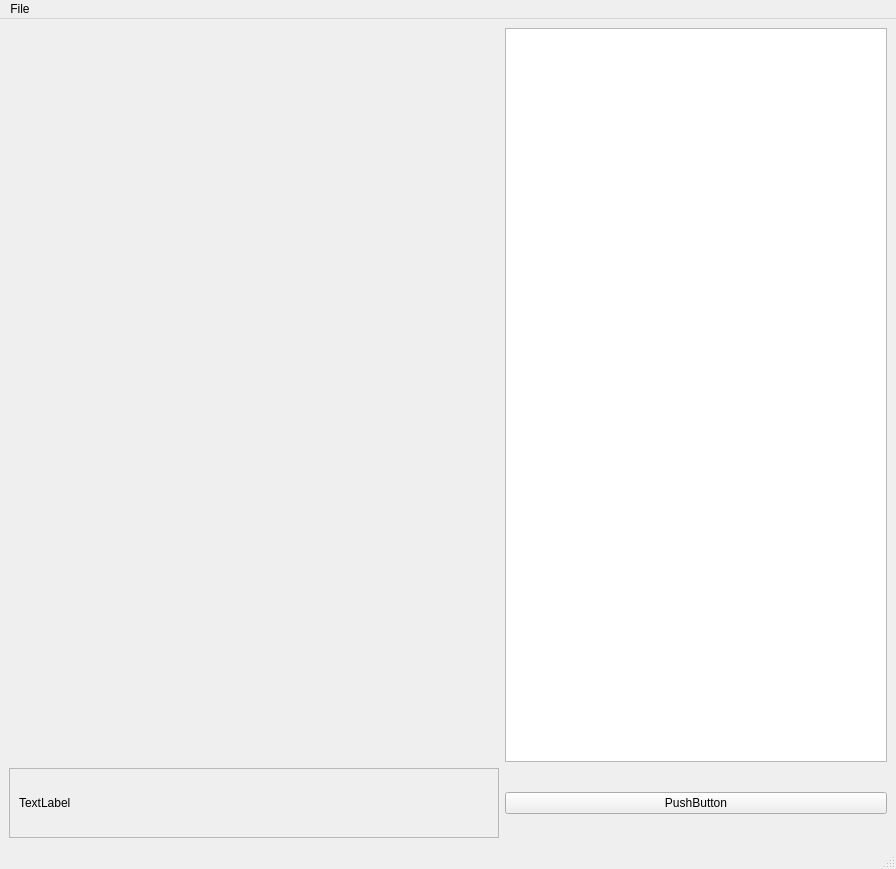
Qt form src/forms/mainwindow.ui (SerfeyZhirnov/PhotoLab) before a commit.
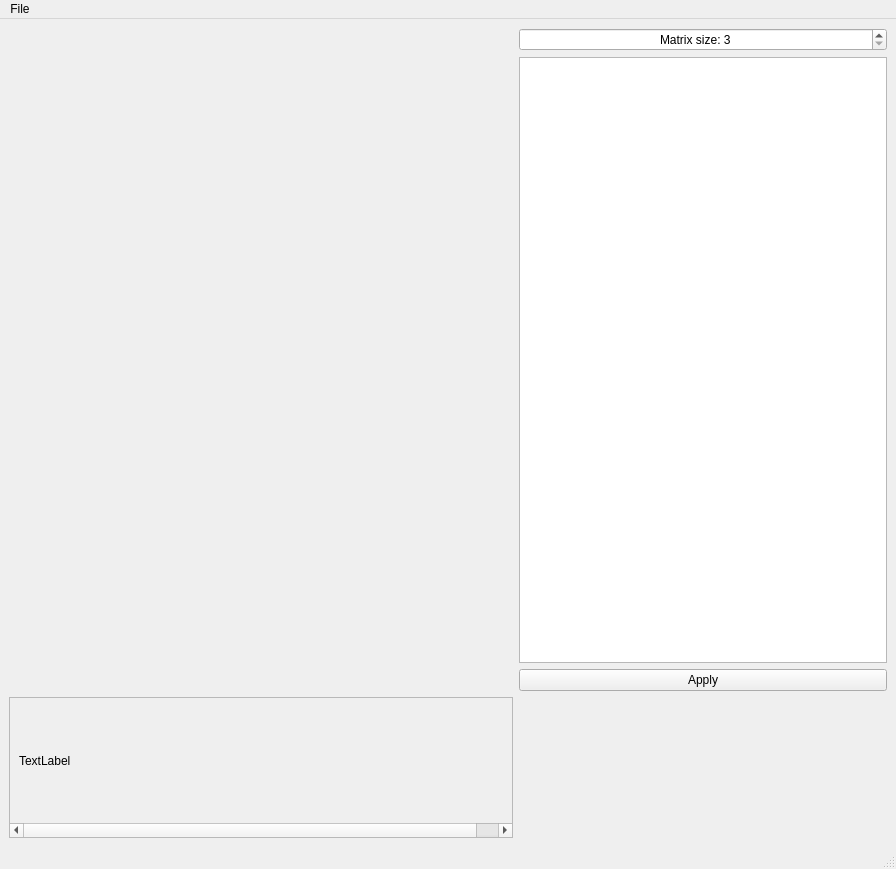
The same form after that commit. Icons and pictures are not drawn.

Commit message: Add custom matrix filter

Diff of the .ui file:
```diff
--- a/src/forms/mainwindow.ui
+++ b/src/forms/mainwindow.ui
@@ -2,6 +2,9 @@
 <ui version="4.0">
  <class>MainWindow</class>
  <widget class="QMainWindow" name="MainWindow">
+  <property name="enabled">
+   <bool>true</bool>
+  </property>
   <property name="geometry">
    <rect>
     <x>0</x>
@@ -15,7 +18,23 @@
   </property>
   <widget class="QWidget" name="centralwidget">
    <layout class="QGridLayout" name="gridLayout">
-    <item row="0" column="0">
+    <item row="2" column="1">
+     <widget class="QPushButton" name="bt_custom_apply">
+      <property name="enabled">
+       <bool>true</bool>
+      </property>
+      <property name="whatsThis">
+       <string>Custom filter</string>
+      </property>
+      <property name="text">
+       <string>Apply</string>
+      </property>
+      <attribute name="buttonGroup">
+       <string notr="true">btn_group</string>
+      </attribute>
+     </widget>
+    </item>
+    <item row="1" column="0">
      <widget class="QLabel" name="lb_image">
       <property name="sizePolicy">
        <sizepolicy hsizetype="Ignored" vsizetype="Ignored">
@@ -42,7 +61,7 @@
       </property>
      </widget>
     </item>
-    <item row="1" column="0">
+    <item row="3" column="0">
      <widget class="QScrollArea" name="sa_filters">
       <property name="sizePolicy">
        <sizepolicy hsizetype="Expanding" vsizetype="Fixed">
@@ -50,6 +69,12 @@
         <verstretch>0</verstretch>
        </sizepolicy>
       </property>
+      <property name="minimumSize">
+       <size>
+        <width>0</width>
+        <height>141</height>
+       </size>
+      </property>
       <property name="widgetResizable">
        <bool>true</bool>
       </property>
@@ -58,10 +83,16 @@
         <rect>
          <x>0</x>
          <y>0</y>
-         <width>1380</width>
+         <width>1498</width>
          <height>124</height>
         </rect>
        </property>
+       <property name="sizePolicy">
+        <sizepolicy hsizetype="Preferred" vsizetype="Preferred">
+         <horstretch>0</horstretch>
+         <verstretch>0</verstretch>
+        </sizepolicy>
+       </property>
        <layout class="QHBoxLayout" name="horizontalLayout_2">
         <item>
          <widget class="QLabel" name="lb_simple">
@@ -356,17 +387,89 @@
           </attribute>
          </widget>
         </item>
+        <item>
+         <widget class="QPushButton" name="bt_custom">
+          <property name="styleSheet">
+           <string notr="true">border: 0</string>
+          </property>
+          <property name="text">
+           <string/>
+          </property>
+          <property name="icon">
+           <iconset resource="../data/images.qrc">
+            <normaloff>:/images/images/custom.bmp</normaloff>:/images/images/custom.bmp</iconset>
+          </property>
+          <property name="iconSize">
+           <size>
+            <width>100</width>
+            <height>100</height>
+           </size>
+          </property>
+         </widget>
+        </item>
        </layout>
       </widget>
      </widget>
     </item>
-    <item row="0" column="1">
-     <widget class="QTableView" name="tableView"/>
-    </item>
     <item row="1" column="1">
-     <widget class="QPushButton" name="pushButton">
-      <property name="text">
-       <string>PushButton</string>
+     <widget class="QTableView" name="tv_matrix">
+      <property name="enabled">
+       <bool>true</bool>
+      </property>
+      <property name="minimumSize">
+       <size>
+        <width>150</width>
+        <height>150</height>
+       </size>
+      </property>
+      <property name="maximumSize">
+       <size>
+        <width>750</width>
+        <height>750</height>
+       </size>
+      </property>
+     </widget>
+    </item>
+    <item row="0" column="1">
+     <widget class="QSpinBox" name="sb_matrix_size">
+      <property name="sizePolicy">
+       <sizepolicy hsizetype="Minimum" vsizetype="Fixed">
+        <horstretch>0</horstretch>
+        <verstretch>0</verstretch>
+       </sizepolicy>
+      </property>
+      <property name="layoutDirection">
+       <enum>Qt::LeftToRight</enum>
+      </property>
+      <property name="wrapping">
+       <bool>false</bool>
+      </property>
+      <property name="alignment">
+       <set>Qt::AlignCenter</set>
+      </property>
+      <property name="readOnly">
+       <bool>false</bool>
+      </property>
+      <property name="keyboardTracking">
+       <bool>true</bool>
+      </property>
+      <property name="suffix">
+       <string/>
+      </property>
+      <property name="prefix">
+       <string>Matrix size: </string>
+      </property>
+      <property name="minimum">
+       <number>3</number>
+      </property>
+      <property name="maximum">
+       <number>15</number>
+      </property>
+      <property name="singleStep">
+       <number>2</number>
+      </property>
+      <property name="stepType">
+       <enum>QAbstractSpinBox::DefaultStepType</enum>
       </property>
      </widget>
     </item>
```
Left out of the diff: 2 changed lines with no effect on the pictures. The commit also changes 8 other files.
